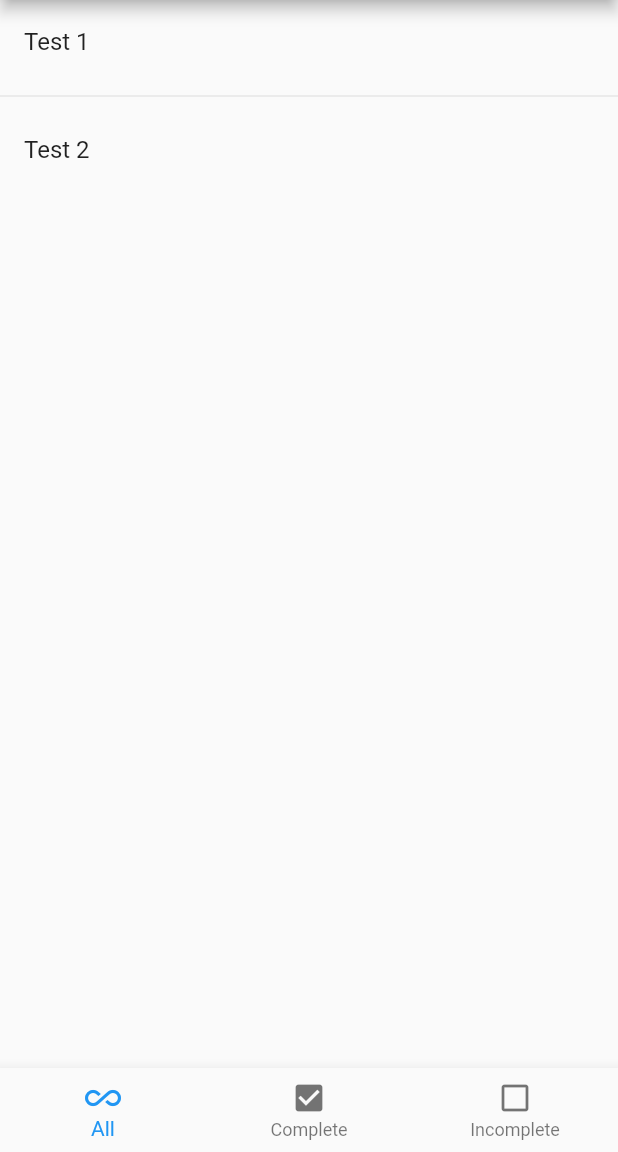
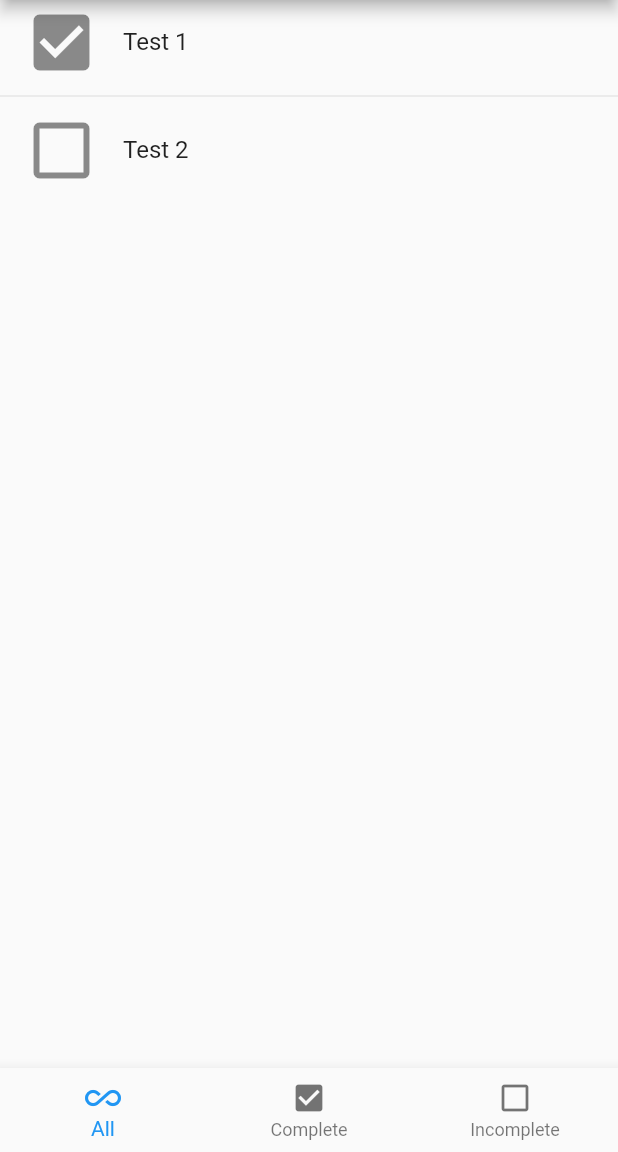
Before and after one commit to vietstone-ng/simple_todo, a Flutter app: the screen it shows after launch, on a phone screen of 412 x 824 dp, the part 84-1236 px from its top. Run offline on Flutter 3.47's test engine with Material 2 defaults, Android fonts, the phone set to English and light mode, and no system bars; our stand-ins replace rxdart.

Commit message:
gen id for task

```diff
--- a/lib/domain/todos_service.dart
+++ b/lib/domain/todos_service.dart
@@ -11,8 +11,8 @@ class TodosService {
   TodosService() {
     // TODO: mock data
     _subject.add([
-      const Task('123', 'Test 1', true),
-      const Task('456', 'Test 2', false),
+      Task(title: 'Test 1', completed: true),
+      Task(title: 'Test 2', completed: false),
     ]);
   }
 
--- a/lib/models/task.dart
+++ b/lib/models/task.dart
@@ -1,8 +1,31 @@
-// Describe the entity of todos.
+import 'package:uuid/uuid.dart';
+
+// Describe the entity of a todo task.
 class Task {
   final String id;
   final String title;
   final bool completed;
 
-  const Task(this.id, this.title, this.completed);
+  Task({required this.title, required this.completed}) : id = const Uuid().v4();
+
+  Task._({required this.id, required this.title, required this.completed});
+
+  Task copyWith({
+    String? title,
+    bool? completed,
+  }) {
+    return Task._(
+      id: id,
+      title: title ?? this.title,
+      completed: completed ?? this.completed,
+    );
+  }
+
+  @override
+  bool operator ==(other) {
+    return (other is Task) && other.id == id;
+  }
+
+  @override
+  int get hashCode => id.hashCode;
 }
--- a/lib/ui/todos_list_view.dart
+++ b/lib/ui/todos_list_view.dart
@@ -15,8 +15,23 @@ class TodosListView extends StatelessWidget {
       itemCount: todos.length,
       separatorBuilder: (BuildContext context, int index) => const Divider(),
       itemBuilder: (BuildContext context, int index) {
+        final task = todos[index];
         return ListTile(
-          title: Text(todos[index].title),
+          title: Text(task.title),
+          leading: InkWell(
+              onTap: () {
+                if (task.completed) {
+                  viewModel.uncompleteTask(task);
+                } else {
+                  viewModel.completeTask(task);
+                }
+              },
+              child: Icon(
+                task.completed
+                    ? Icons.check_box
+                    : Icons.check_box_outline_blank,
+                size: 50,
+              )),
         );
       },
     );
--- a/pubspec.yaml
+++ b/pubspec.yaml
@@ -13,6 +13,7 @@ dependencies:
     sdk: flutter
   cupertino_icons: ^1.0.2
   rxdart: ^0.27.5
+  uuid: ^3.0.6
 
 dev_dependencies:
   flutter_test:
```
Also changed, not shown: pubspec.lock, 4 other files.
